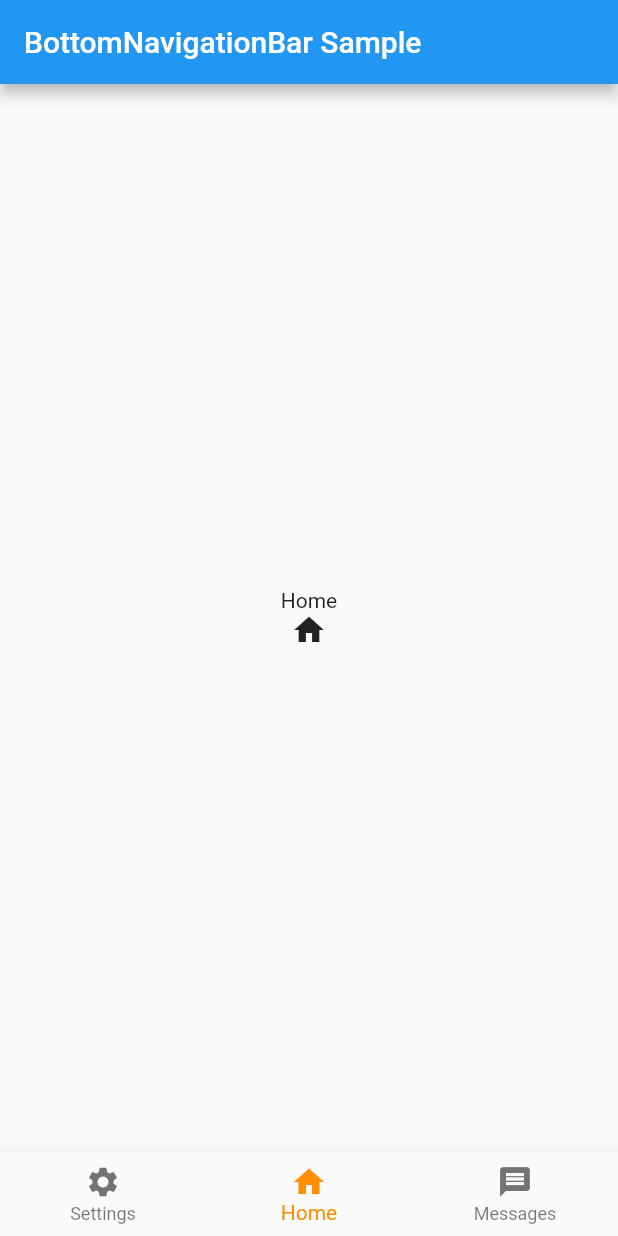
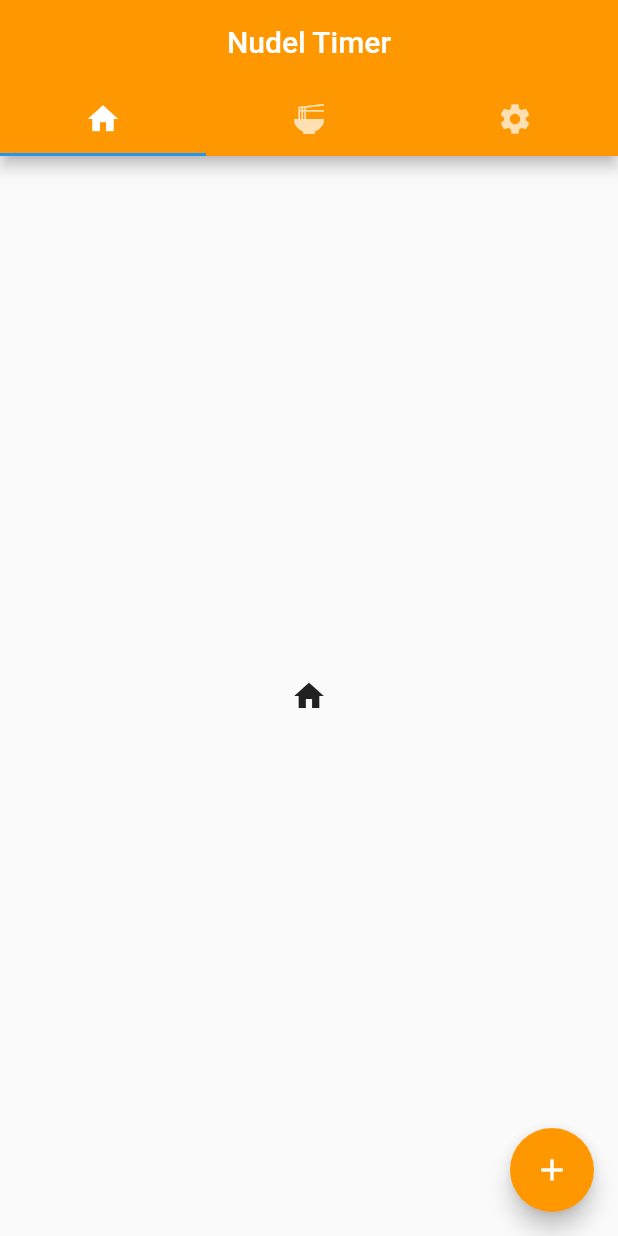
Before and after one commit to Kneschtie/Nudel_App, a Flutter app: the screen it shows after launch, on a phone screen of 412 x 824 dp. Run offline on Flutter 3.47's test engine with Material 2 defaults, Android fonts, the phone set to English and light mode, and no system bars.

Commit message:
Veränderung der App bar

```diff
--- a/nudel_app/lib/main.dart
+++ b/nudel_app/lib/main.dart
@@ -1,5 +1,104 @@
+
+
+import 'package:flutter/material.dart';
+
+void main() {
+  runApp(const NudelApp());
+}
+
+class NudelApp extends StatelessWidget {
+  const NudelApp({super.key});
+
+  @override
+  Widget build(BuildContext context) {
+    return MaterialApp(
+      home: DefaultTabController(
+        length: 3,
+        child: Scaffold(
+          appBar: AppBar(
+            bottom: const TabBar(
+              tabs: [
+                Tab(
+                  icon: Icon(Icons.home)),
+                Tab(icon: Icon(Icons.ramen_dining)),
+                Tab(icon: Icon(Icons.settings)),
+              ],
+            ),
+            centerTitle: true,
+            title: const Text('Nudel Timer'),
+            backgroundColor: Colors.orange,
+          ),
+          body: const TabBarView(
+
+            children:  [
+              Icon(Icons.home),
+              Icon(Icons.ramen_dining),
+              Icon(Icons.settings),
+            ],
+          ),
+
+          floatingActionButton: FloatingActionButton(
+          onPressed: () {},
+          tooltip: 'add Noodles',
+          child: Icon(Icons.add),
+          backgroundColor: Colors.orange,
+),
+        ),
+      ),
+    );
+  }
+}
+
+
+
+
+
+
+
+
+
+
+
+
+
+
+
+
+
+
+
+
+
+
+
+
+
+
+
+
+
+
+
+
+
+
+
+
+
+
+
+
+
+
+
+/*
+
+
+import 'dart:html';
+
 import 'package:flutter/material.dart';
 import 'package:flutter/scheduler.dart';
+
 
 
 
@@ -9,6 +108,19 @@ import 'package:flutter/scheduler.dart';
 void main(){
   runApp(MyApp());
 }
+
+
+
+class Timingtimer extends StatelessWidget{
+Widget.build(BuildContext context)
+
+}
+
+
+
+
+
+
 
 class MyApp extends StatelessWidget {
   const MyApp({Key? key}) : super(key: key);
@@ -35,7 +147,8 @@ class _MyStatefulWidgetState extends State<MyStatefulWidget> {
   int _selectedIndex = 1;
   final List<Widget> _pages = <Widget>[
     Center(
-      child: Container(
+
+      child: Column(
 
         //mainAxisAlignment: MainAxisAlignment.center,
         //
@@ -175,7 +288,7 @@ class _MyStatefulWidgetState extends State<MyStatefulWidget> {
 
 
 
-
+*/
 
 /*
 
```
